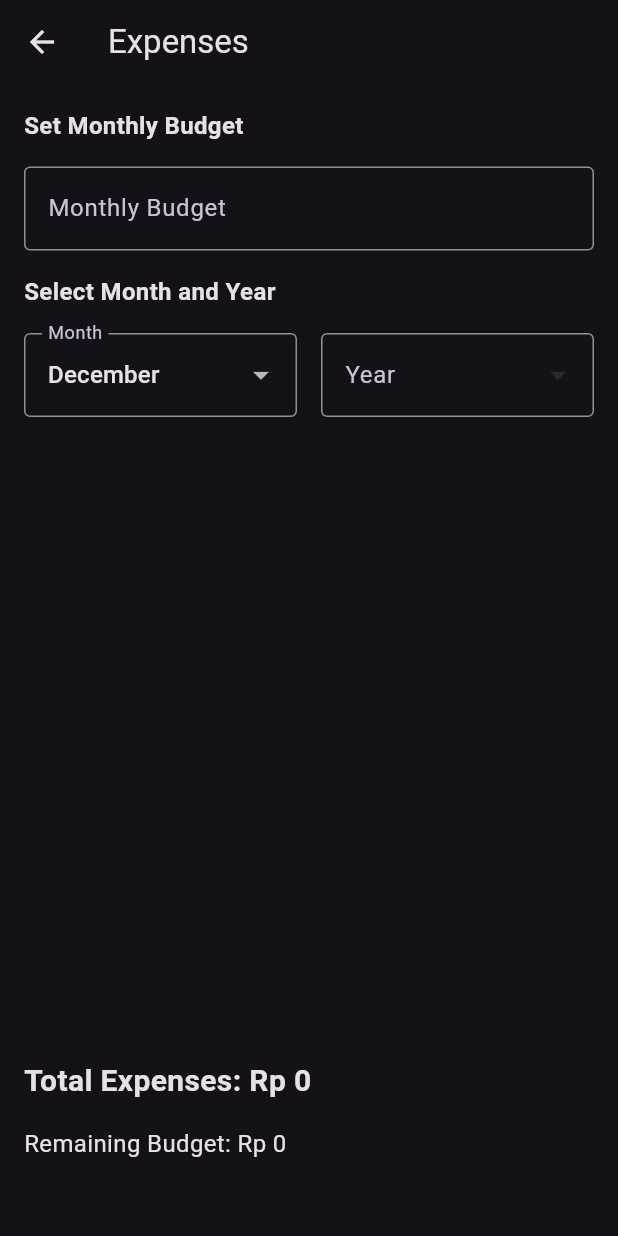
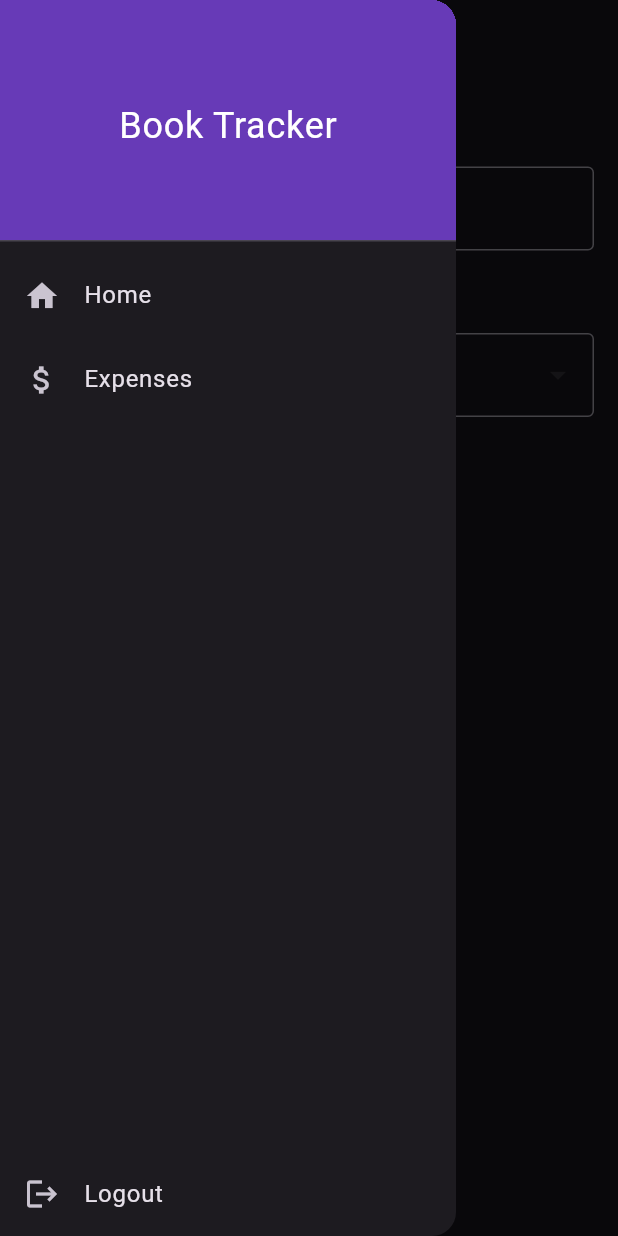
Before and after one commit to ThriveShadow/book-tracker, a Flutter app: the ExpensesScreen screen opened by its route, with the side drawer open (before the commit the screen has no drawer), on a phone screen of 412 x 824 dp. Run offline on Flutter 3.47's test engine with Material 3 defaults, Android fonts, the phone set to English and light mode, and no system bars; drawn by our look-alikes of fl_chart; our stand-ins replace cloud_firestore, firebase_auth, firebase_core; missing offline and left inert: simple_barcode_scanner; accounts and stored records are empty.

Commit message:
move drawer to a separate widget

```diff
--- a/lib/screens/expenses.dart
+++ b/lib/screens/expenses.dart
@@ -2,6 +2,7 @@ import 'package:flutter/material.dart';
 import 'package:cloud_firestore/cloud_firestore.dart';
 import 'package:firebase_auth/firebase_auth.dart';
 import 'package:fl_chart/fl_chart.dart';
+import 'package:book_tracker/widgets/drawer.dart';
 
 class ExpensesScreen extends StatefulWidget {
   const ExpensesScreen({super.key});
@@ -211,6 +212,7 @@ class _ExpensesScreenState extends State<ExpensesScreen> {
       appBar: AppBar(
         title: const Text('Expenses'),
       ),
+      drawer: const CustomDrawer(),
       body: Padding(
         padding: const EdgeInsets.all(16),
         child: Column(
--- /dev/null
+++ b/lib/widgets/drawer.dart
@@ -0,0 +1,59 @@
+import 'package:flutter/material.dart';
+import 'package:firebase_auth/firebase_auth.dart';
+import 'package:book_tracker/screens/auth.dart';
+
+class CustomDrawer extends StatelessWidget {
+  const CustomDrawer({super.key});
+
+  @override
+  Widget build(BuildContext context) {
+    return Drawer(
+      child: Column(
+        children: [
+          const DrawerHeader(
+            decoration: BoxDecoration(
+              color: Colors.deepPurple,
+            ),
+            child: Center(
+              child: Text(
+                'Book Tracker',
+                style: TextStyle(
+                  color: Colors.white,
+                  fontSize: 24,
+                ),
+              ),
+            ),
+          ),
+          ListTile(
+            leading: const Icon(Icons.home),
+            title: const Text('Home'),
+            onTap: () {
+              Navigator.of(context).pushNamed('/home');
+            },
+          ),
+          ListTile(
+            leading: const Icon(Icons.attach_money),
+            title: const Text('Expenses'),
+            onTap: () {
+              Navigator.of(context).pushNamed('/expenses');
+            },
+          ),
+          const Spacer(),
+          ListTile(
+            leading: const Icon(Icons.logout),
+            title: const Text('Logout'),
+            onTap: () async {
+              final navigator = Navigator.of(context);
+              await FirebaseAuth.instance.signOut();
+              navigator.pushReplacement(
+                MaterialPageRoute(
+                  builder: (context) => const AuthScreen(),
+                ),
+              );
+            },
+          ),
+        ],
+      ),
+    );
+  }
+}
```
Also changed, not shown: lib/screens/home.dart (+2 -51 lines).
